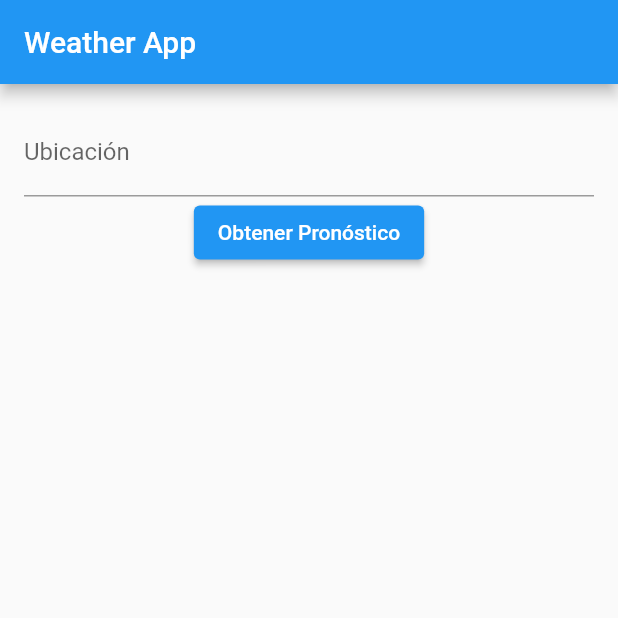
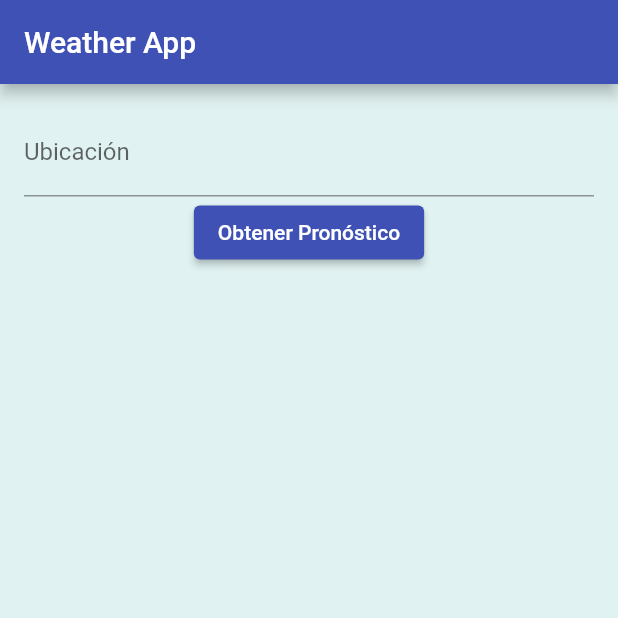
Before and after one commit to frankgimeno3/weatheroutes, a Flutter app: the screen it shows after launch, on a phone screen of 412 x 824 dp, the top half of it. Run offline on Flutter 3.47's test engine with Material 2 defaults, Android fonts, the phone set to English and light mode, and no system bars.

Commit message:
minor design color changes

```diff
--- a/lib/main.dart
+++ b/lib/main.dart
@@ -1,6 +1,8 @@
 import 'package:flutter/material.dart';
 import 'package:http/http.dart' as http;
 import 'dart:convert';
+import 'package:flutter/material.dart';
+import 'weather_page.dart';
 
 void main() {
   runApp(const MyApp());
@@ -14,7 +16,7 @@ class MyApp extends StatelessWidget {
     return MaterialApp(
       title: 'Weather App',
       theme: ThemeData(
-        primarySwatch: Colors.blue,
+        primarySwatch: Colors.indigo,
       ),
       home: const WeatherPage(),
     );
@@ -34,7 +36,8 @@ class _WeatherPageState extends State<WeatherPage> {
 
   Future<void> fetchWeather(String location) async {
     final apiKey = "fe9a7ae0c91c4ad386d221043231409";
-    final apiUrl = "http://api.weatherapi.com/v1/current.json?key=$apiKey&q=$location&aqi=no";
+    final apiUrl =
+        "http://api.weatherapi.com/v1/current.json?key=$apiKey&q=$location&aqi=no";
 
     final response = await http.get(Uri.parse(apiUrl));
 
@@ -42,7 +45,6 @@ class _WeatherPageState extends State<WeatherPage> {
       final weatherJson = json.decode(response.body);
       final locationData = weatherJson['location'];
       final currentData = weatherJson['current'];
-
       final name = locationData['name'];
       final region = locationData['region'];
       final country = locationData['country'];
@@ -78,10 +80,13 @@ class _WeatherPageState extends State<WeatherPage> {
   @override
   Widget build(BuildContext context) {
     return Scaffold(
+      backgroundColor: Colors.teal.shade50,
       appBar: AppBar(
         title: const Text('Weather App'),
+
       ),
-      body: Padding(
+      body:
+      Padding(
         padding: const EdgeInsets.all(16.0),
         child: Column(
           crossAxisAlignment: CrossAxisAlignment.center,
@@ -102,7 +107,8 @@ class _WeatherPageState extends State<WeatherPage> {
               weatherData,
               style: const TextStyle(fontSize: 18),
             ),
-          ],
+            // Image.asset('images/weathericon.png'),
+        ],
         ),
       ),
     );
--- /dev/null
+++ b/lib/weather_page.dart
@@ -0,0 +1,34 @@
+import 'package:flutter/material.dart';
+import 'api_service.dart';
+
+class WeatherPage extends StatefulWidget {
+  const WeatherPage({super.key});
+
+  @override
+  _WeatherPageState createState() => _WeatherPageState();
+}
+
+class _WeatherPageState extends State<WeatherPage> {
+  final TextEditingController locationController = TextEditingController();
+  String weatherData = "";
+
+  @override
+  Widget build(BuildContext context) {
+    return Scaffold(
+      appBar: AppBar(
+        title: const Text('Weather App'),
+      ),
+      body: Padding(
+        padding: const EdgeInsets.all(16.0),
+        child: Column(
+          crossAxisAlignment: CrossAxisAlignment.center,
+          children: [
+            // ... Tus widgets relacionados con WeatherPage ...
+          ],
+        ),
+      ),
+    );
+  }
+
+// ... Otros métodos y lógica relacionados con WeatherPage ...
+}
--- a/pubspec.yaml
+++ b/pubspec.yaml
@@ -59,9 +59,8 @@ flutter:
   uses-material-design: true
 
   # To add assets to your application, add an assets section, like this:
-  # assets:
-  #   - images/a_dot_burr.jpeg
-  #   - images/a_dot_ham.jpeg
+  assets:
+     - images/
 
   # An image asset can refer to one or more resolution-specific "variants", see
   # https://flutter.dev/assets-and-images/#resolution-aware
```
Also changed, not shown: lib/api_service.dart (added, +8 -0 lines), images/weathericon.png (added).
